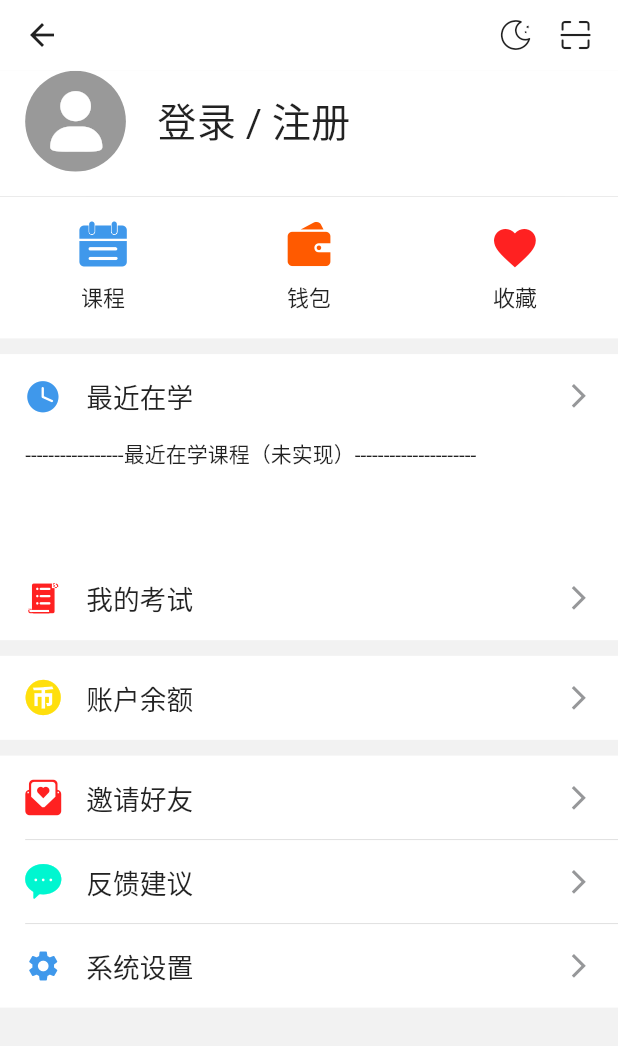
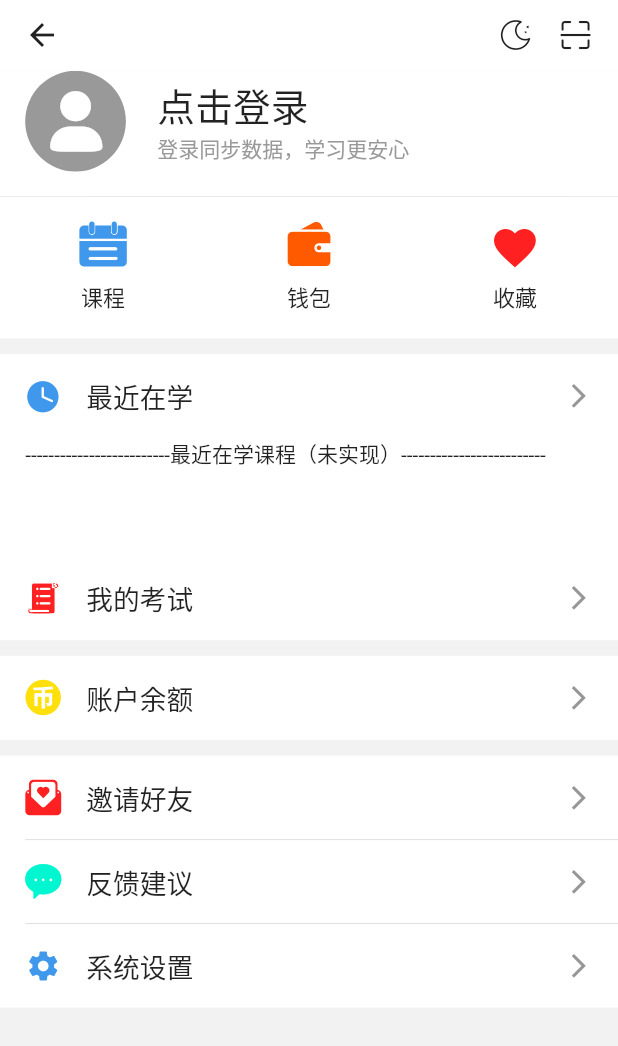
Before and after one commit to MemoryDewey/FlutterBaasStudy, a Flutter app: the ProfilePage screen opened directly, after a tap on "系统设置", on a phone screen of 412 x 824 dp. Shown: the top 1046 px of the screen. Run offline on Flutter 3.47's test engine with Material 2 defaults, Android fonts, the phone set to English and light mode, and no system bars; our stand-ins replace cached_network_image, dio, flutter_screenutil, flutter_swiper, shared_preferences; accounts and stored records are empty; network calls fail.

Commit message:
修复页面切换状态栏ICON颜色改变BUG，增加路由动画

```diff
--- a/lib/pages/home_page.dart
+++ b/lib/pages/home_page.dart
@@ -5,6 +5,7 @@ import 'package:baas_study/model/banner_model.dart';
 import 'package:baas_study/model/course_model.dart';
 import 'package:baas_study/model/home_course_model.dart';
 import 'package:baas_study/pages/search_page.dart';
+import 'package:baas_study/routes/router.dart';
 import 'package:baas_study/utils/auto_size_utli.dart';
 import 'package:baas_study/utils/http_util.dart';
 import 'package:baas_study/widget/home_course.dart';
@@ -18,15 +19,10 @@ import 'package:flutter_swiper/flutter_swiper.dart';
 
 const APPBAR_SCROLL_OFFSET = 100;
 const SEARCH_BAR_DEFAULT_TEXT = '区块链 以太坊 智能合约';
-bool homeStatusBarLight = true;
 
 class HomePage extends StatefulWidget {
   @override
   _HomePageState createState() => _HomePageState();
-
-  static bool getBarLight() {
-    return homeStatusBarLight;
-  }
 }
 
 class _HomePageState extends State<HomePage>
@@ -60,7 +56,10 @@ class _HomePageState extends State<HomePage>
     bool isDark = themeData.brightness == Brightness.dark;
     Color appBarColor = themeData.appBarTheme.color;
     //print(MediaQuery.of(context).size);
-    return Scaffold(
+    /// 使用AnnotatedRegion来控制AppBar状态栏颜色
+    return AnnotatedRegion<SystemUiOverlayStyle>(
+      value: _getAppBarBrightness(isDark),
+      child: Scaffold(
         /// 使用Stack布局固定AppBar位置 - 数组index越大在越上面层
         body: LoadingContainer(
           isLoading: _loading,
@@ -118,6 +117,7 @@ class _HomePageState extends State<HomePage>
             ],
           ),
         ),
+      ),
     );
   }
 
@@ -129,22 +129,43 @@ class _HomePageState extends State<HomePage>
     double alpha = offset / APPBAR_SCROLL_OFFSET;
     if (alpha < 0)
       alpha = 0;
-    else if (alpha > 0) {
-      if (alpha > 1) alpha = 1;
-
-      if (!_statusBarDark && !isDark) {
-        _statusBarDark = true;
-        homeStatusBarLight = false;
-        SystemChrome.setSystemUIOverlayStyle(SystemUiOverlayStyle.dark);
-      }
-    } else if (alpha == 0 && _statusBarDark && !isDark) {
-      _statusBarDark = false;
-      homeStatusBarLight = true;
-      SystemChrome.setSystemUIOverlayStyle(SystemUiOverlayStyle.light);
-    }
+    else if (alpha > 1) alpha = 1;
     setState(() {
       _appBarAlpha = alpha;
     });
+  }
+
+  /// 课程
+  _course({String text, IconData icon, Color color, Widget course}) {
+    return Padding(
+      padding: _padding,
+      child: Column(
+        children: <Widget>[
+          HomeTitleWidget(
+            text: text,
+            icon: icon,
+            colors: color,
+          ),
+          course,
+        ],
+      ),
+    );
+  }
+
+  /// 跳转到搜索页
+  _jumpToSearch() async {
+    await Navigator.push(
+      context,
+      SlideRoute(SearchPage(hint: SEARCH_BAR_DEFAULT_TEXT)),
+    );
+  }
+
+  /// 获取AppBar图标主题（Dark / Light）
+  SystemUiOverlayStyle _getAppBarBrightness(bool isDark) {
+    if (isDark) return SystemUiOverlayStyle.light;
+    return _appBarAlpha > 0.2
+        ? SystemUiOverlayStyle.dark
+        : SystemUiOverlayStyle.light;
   }
 
   /// 刷新
@@ -195,6 +216,7 @@ class _HomePageState extends State<HomePage>
                   : SearchBarType.home,
               defaultText: SEARCH_BAR_DEFAULT_TEXT,
               inputBoxClick: _jumpToSearch,
+              leftButtonClick: _jumpToSearch,
             ),
           ),
         ),
@@ -238,28 +260,4 @@ class _HomePageState extends State<HomePage>
           ),
         ));
   }
-
-  /// 课程
-  _course({String text, IconData icon, Color color, Widget course}) {
-    return Padding(
-      padding: _padding,
-      child: Column(
-        children: <Widget>[
-          HomeTitleWidget(
-            text: text,
-            icon: icon,
-            colors: color,
-          ),
-          course,
-        ],
-      ),
-    );
 }
-
-  /// 跳转到搜索页
-  _jumpToSearch() {
-    Navigator.push(context, MaterialPageRoute(builder: (context) {
-      return SearchPage(hint: SEARCH_BAR_DEFAULT_TEXT);
-    }));
-  }
-}
--- a/lib/pages/profile_page.dart
+++ b/lib/pages/profile_page.dart
@@ -3,7 +3,6 @@ import 'package:baas_study/utils/dark_mode.dart';
 import 'package:baas_study/utils/auto_size_utli.dart';
 import 'package:baas_study/widget/list_tail_custom.dart';
 import 'package:baas_study/widget/list_tile_group.dart';
-import 'package:flutter/cupertino.dart';
 import 'package:flutter/material.dart';
 import 'package:provider/provider.dart';
 
@@ -128,14 +127,24 @@ class _ProfilePageState extends State<ProfilePage>
 
             ),
           ),*/
-          Container(
-            padding: EdgeInsets.only(left: _size(20)),
-            constraints: BoxConstraints(maxWidth: _size(270)),
-            child: Text(
-              '登录 / 注册',
-              style: TextStyle(fontSize: AutoSizeUtil.font(25)),
-              overflow: TextOverflow.ellipsis,
-            ),
+          Expanded(
+            flex: 1,
+            child: Padding(
+                padding: EdgeInsets.only(left: _size(20)),
+                child: Column(
+                  crossAxisAlignment: CrossAxisAlignment.start,
+                  children: <Widget>[
+                    Text(
+                      '点击登录',
+                      style: TextStyle(fontSize: AutoSizeUtil.font(24)),
+                      overflow: TextOverflow.ellipsis,
+                    ),
+                    Text(
+                      '登录同步数据，学习更安心',
+                      style: TextStyle(fontSize: 14, color: Color(0xff999999)),
+                    )
+                  ],
+                )),
           )
         ],
       ),
@@ -187,7 +196,8 @@ class _ProfilePageState extends State<ProfilePage>
           child: ListView(
             scrollDirection: Axis.horizontal,
             children: <Widget>[
-              Text('-----------------最近在学课程（未实现）---------------------'),
+              Text(
+                  '-------------------------最近在学课程（未实现）-------------------------'),
             ],
           ),
         ),
--- a/lib/utils/auto_size_utli.dart
+++ b/lib/utils/auto_size_utli.dart
@@ -1,8 +1,8 @@
 import 'package:flutter_screenutil/flutter_screenutil.dart';
 
 class AutoSizeUtil {
-  static double size(double number) {
-    return ScreenUtil.getInstance().setWidth(number * 2);
+  static double size(double size) {
+    return ScreenUtil.getInstance().setWidth(size * 2);
   }
 
   static double font(double fontSize) {
--- a/lib/utils/dark_mode.dart
+++ b/lib/utils/dark_mode.dart
@@ -23,7 +23,6 @@ class DarkMode with ChangeNotifier {
   }
 
   void _init() async {
-    print(DarkModel.off.index);
     this._preferences = await SharedPreferences.getInstance();
     int localMode = this._preferences.get(STORE_KEY);
 
--- a/lib/widget/course_card.dart
+++ b/lib/widget/course_card.dart
@@ -1,5 +1,4 @@
 import 'package:baas_study/utils/auto_size_utli.dart';
-import 'package:flutter/cupertino.dart';
 import 'package:flutter/material.dart';
 import 'package:cached_network_image/cached_network_image.dart';
 
--- a/pubspec.yaml
+++ b/pubspec.yaml
@@ -25,6 +25,7 @@ dependencies:
   cached_network_image: ^1.1.3
   flutter_screenutil: ^0.6.0
   provider: ^3.1.0+1
+  bot_toast: ^2.1.0
 
   # The following adds the Cupertino Icons font to your application.
   # Use with the CupertinoIcons class for iOS style icons.
```
Also changed, not shown: lib/navigator/tab_navigator.dart (+16 -13 lines), lib/pages/search_page.dart (+14 -6 lines), lib/routes/router.dart (+24 -26 lines), lib/widget/course_discount_card.dart (+17 -16 lines), lib/widget/search_bar.dart (+4 -6 lines), pubspec.lock. Lines whose indentation alone changed are shown as unchanged.
